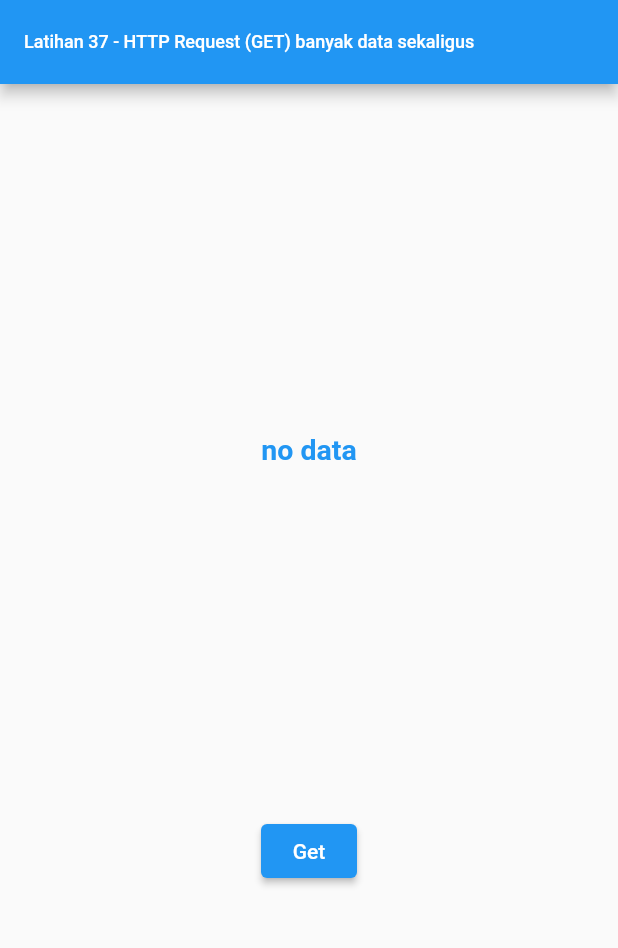
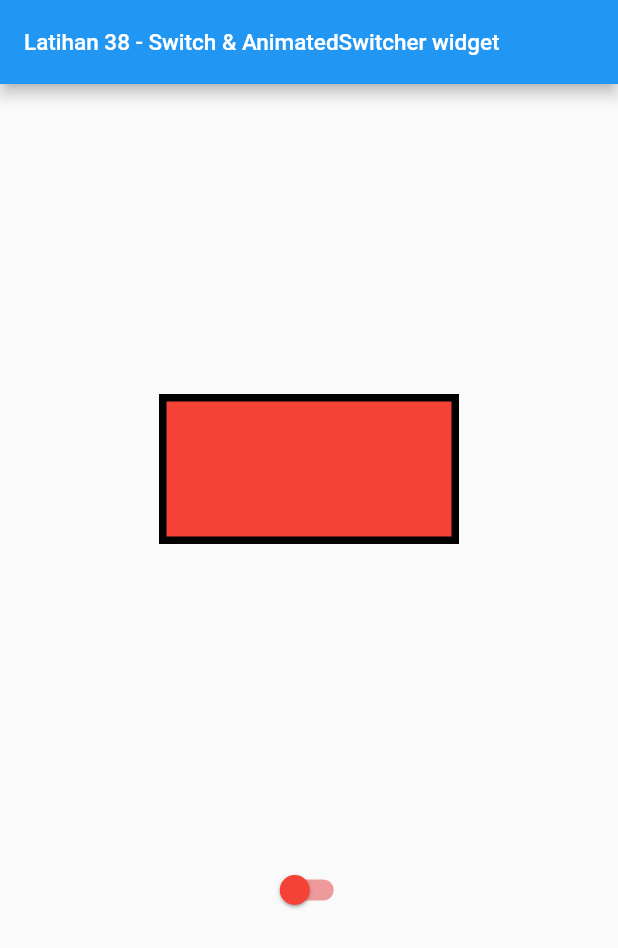
Before and after one commit to dodichakill/latihan_flutter_ku, a Flutter app: the screen it shows after launch, on a phone screen of 412 x 824 dp. Shown: the top 948 px of the screen. Run offline on Flutter 3.47's test engine with Material 2 defaults, Android fonts, the phone set to English and light mode, and no system bars.

Commit message:
Latihan 38 - Switch & AnimatedSwitcher widget

```diff
--- a/info-seputar-latihan-ini.txt
+++ b/info-seputar-latihan-ini.txt
@@ -6,4 +6,4 @@ ketikan di terminal : flutter run
 ----
 file latihan fluter ini berbasis git, jadi satu project ini berisi banyak latihan, dan untuk melihatnya kita bisa mencheckout per bagian latihanya dengan git
 
-untuk melihat latihan apa saja anda pbisa ketik git log di terminal
+untuk melihat latihan apa saja anda bisa ketik git log di terminal
--- a/lib/get_users_model.dart
+++ /dev/null
@@ -1,29 +0,0 @@
-import 'dart:convert';
-import 'package:http/http.dart' as http;
-
-class User {
-  String id;
-  String name;
-
-  User({this.id, this.name});
-
-  factory User.createUser(Map<String, dynamic> object) {
-    return User(
-        id: object['id'].toString(),
-        name: object['first_name'] + ' ' + object['last_name']);
-  }
-
-  static Future<List<User>> getUsers(String page) async {
-    String apiURL = 'https://reqres.in/api/users?page=' + page;
-
-    var apiResult = await http.get(apiURL);
-    var jsonObject = json.decode(apiResult.body);
-    List<dynamic> listUser = (jsonObject as Map<String, dynamic>)['data'];
-
-    List<User> users = [];
-    for (int i = 0; i < listUser.length; i++) {
-      users.add(User.createUser(listUser[i]));
-    }
-    return users;
-  }
-}
--- a/lib/main.dart
+++ b/lib/main.dart
@@ -1,7 +1,6 @@
-// Latihan 37 - HTTP Request (GET) banyak data sekaligus
+// Latihan 38 - Switch & AnimatedSwitcher widget
 
 import 'package:flutter/material.dart';
-import 'package:latihan_flutter_ku/get_users_model.dart';
 
 void main() => runApp(MyApp());
 
@@ -11,44 +10,122 @@ class MyApp extends StatefulWidget {
 }
 
 class _MyAppState extends State<MyApp> {
-  String output = 'no data'; //nilai awal
-
+  bool isON = false;
+  Widget myWidget = Container(
+      width: 200,
+      height: 100,
+      decoration: BoxDecoration(
+          border: Border.all(color: Colors.black, width: 5),
+          color: Colors.red));
   @override
   Widget build(BuildContext context) {
     return MaterialApp(
       home: Scaffold(
         appBar: AppBar(
-          title: Text('Latihan 37 - HTTP Request (GET) banyak data sekaligus',
+          title: Text('Latihan 38 - Switch & AnimatedSwitcher widget',
               style: TextStyle(
-                fontSize: 12,
+                fontSize: 15,
               )),
         ),
         body: Center(
             child: Column(
           mainAxisAlignment: MainAxisAlignment.spaceEvenly,
           children: [
-            Text(
-              output,
-              style: TextStyle(
-                color: Colors.blue,
-                fontSize: 19,
-                fontWeight: FontWeight.w600,
+            AnimatedSwitcher(
+              duration: Duration(seconds: 1),
+              child: myWidget,
+              // transitionBuilder: (child, animation) => ScaleTransition(
+              //   scale: animation,
+              //   child: child,
+              // ),
+              transitionBuilder: (child, animation) => RotationTransition(
+                turns: animation,
+                child: child,
               ),
-              textAlign: TextAlign.center,
-              maxLines: 4,
             ),
-            ElevatedButton(
-                onPressed: () {
-                  User.getUsers('2').then((users) {
-                    output = '';
-                    for (int i = 0; i < users.length; i++) {
-                      output += '[ nama user: ${users[i].name} ]';
+            Switch(
+                activeColor: Colors.green, //memberikan warna ketika aktif/on
+                inactiveTrackColor: Colors
+                    .red[200], //memberikan warna pada track ketika keadaan off
+                inactiveThumbColor: Colors
+                    .red, //memberikan warna pada thumb/tombol ketika keadaan off
+                value: isON,
+                // berikut contoh perubahan animasi dari container ke text
+                // onChanged: (newValue) {
+                //   isON = newValue;
+                //   setState(() {
+                //     if (isON) {
+                //       myWidget = SizedBox(
+                //         height: 100,
+                //         width: 200,
+                //         child: Center(
+                //           child: Text(
+                //             'switch: ON',
+                //             style: TextStyle(
+                //               color: Colors.green,
+                //               fontWeight: FontWeight.w700,
+                //               fontSize: 20,
+                //             ),
+                //             textAlign: TextAlign.center,
+                //           ),
+                //         ),
+                //       );
+                //     } else {
+                //       myWidget = Container(
+                //           width: 200,
+                //           height: 100,
+                //           decoration: BoxDecoration(
+                //               border: Border.all(color: Colors.black, width: 5),
+                //               color: Colors.red));
+                //     }
+
+                // dibawah ini merupakan contoh perubahan dari container ke container dan tanpa key
+                // onChanged: (newValue) {
+                //   isON = newValue;
+                //   setState(() {
+                //     if (isON) {
+                //       myWidget = Container(
+                //           width: 200,
+                //           height: 100,
+                //           decoration: BoxDecoration(
+                //               border: Border.all(
+                //                   color: Colors.green[200], width: 5),
+                //               color: Colors.green));
+                //     } else {
+                //       myWidget = Container(
+                //           width: 200,
+                //           height: 100,
+                //           decoration: BoxDecoration(
+                //               border:
+                //                   Border.all(color: Colors.red[200], width: 5),
+                //               color: Colors.red));
+                //     }
+                //   });
+                // dibawah ini merupakan contoh perubahan dari container ke container dan menggunakan key
+                onChanged: (newValue) {
+                  isON = newValue;
+                  setState(() {
+                    if (isON) {
+                      myWidget = Container(
+                          key: ValueKey(1),
+                          width: 200,
+                          height: 100,
+                          decoration: BoxDecoration(
+                              border: Border.all(
+                                  color: Colors.green[200], width: 5),
+                              color: Colors.green));
+                    } else {
+                      myWidget = Container(
+                          key: ValueKey(2),
+                          width: 200,
+                          height: 100,
+                          decoration: BoxDecoration(
+                              border:
+                                  Border.all(color: Colors.red[200], width: 5),
+                              color: Colors.red));
                     }
                   });
-                  setState(() {});
-                  // disini kita memanggil API dan mengambil data dari id 4
-                },
-                child: Text('Get'))
+                })
           ],
         )),
       ),
@@ -57,6 +134,6 @@ class _MyAppState extends State<MyApp> {
 }
 // penjelasan singkat
 // ----------------
-// sebelumnya kita perlu memasang http pada pubspec.yaml
-// pada contoh kali ini kita menggunakan API dari reqres.in untuk mempermudah pembnelajaran kita kali ini
-// diatas merupakan contoh cara penggunannya dan beberapa penjelesannya
+// widget Switch berfungsi untuk memberikan tombol switch(on/off toggle)
+// widget AnimatedSwitcher berfungsi untuk memberikan animasi kepada widget Switch
+// diatas merupakan contoh penggunaanya
```
Also changed, not shown: lib/get_user_model.dart (deleted, +0 -33 lines), lib/post_result_model.dart (deleted, +0 -35 lines), pubspec.yaml (+13 -14 lines), pubspec.lock.
